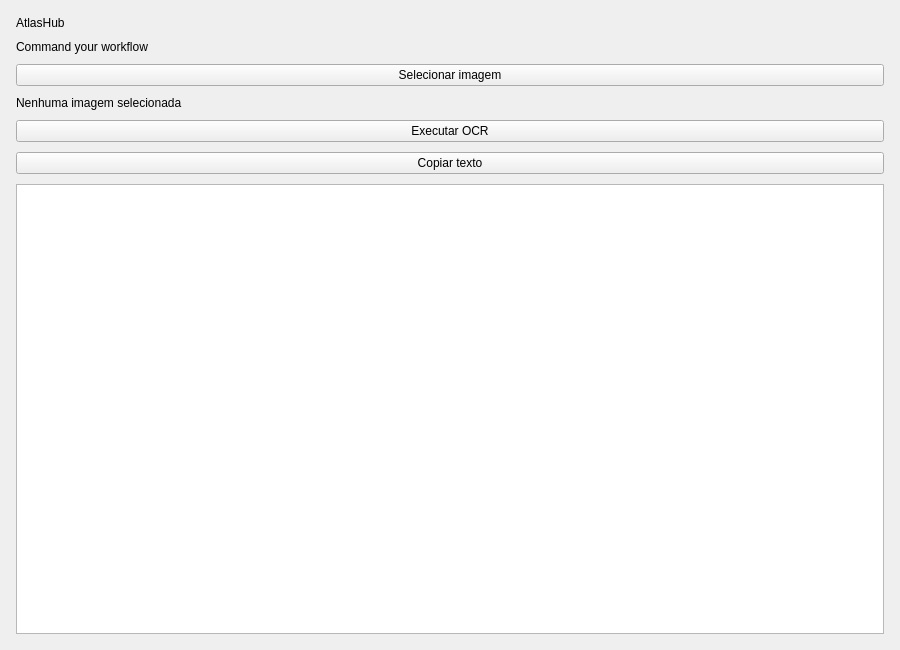
Above: ui/MainWindow.ui from Yurigo1793/Atlas-hub before the change. Below: the same form after it.
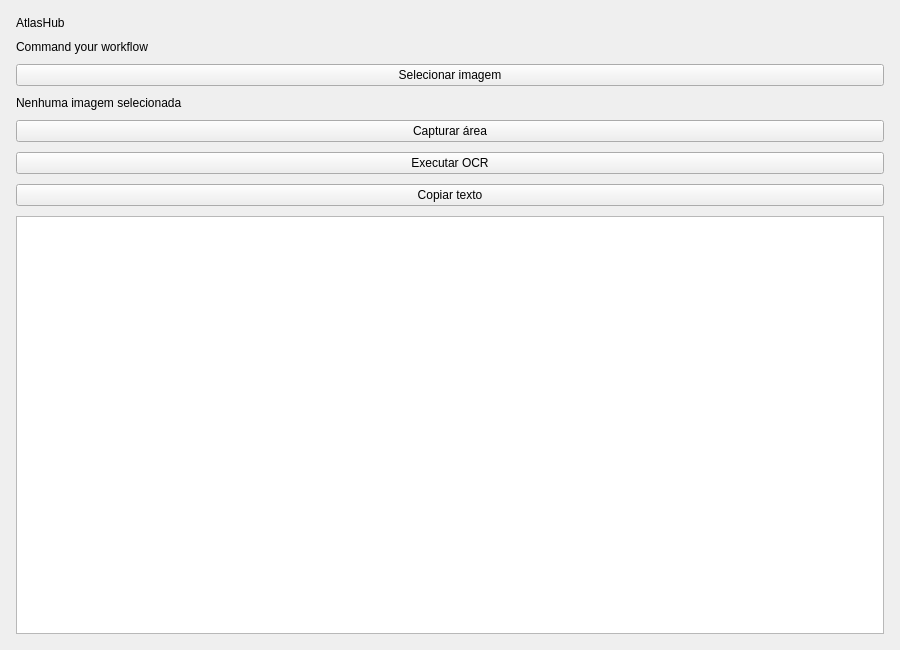
That is the form after the change.

```diff
--- a/ui/MainWindow.ui
+++ b/ui/MainWindow.ui
@@ -61,6 +61,13 @@
       </property>
      </widget>
     </item>
+    <item>
+     <widget class="QPushButton" name="btnCaptureArea">
+      <property name="text">
+       <string>Capturar área</string>
+      </property>
+     </widget>
+    </item>
     <item>
      <widget class="QPushButton" name="btnRunOCR">
       <property name="text">
```
